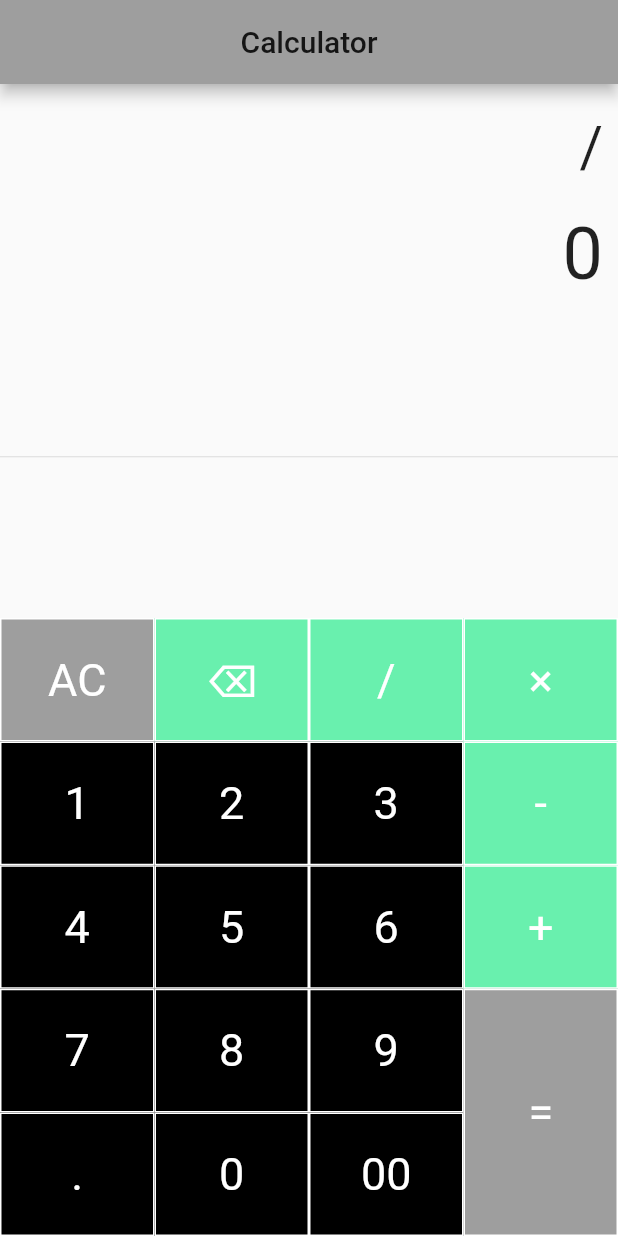
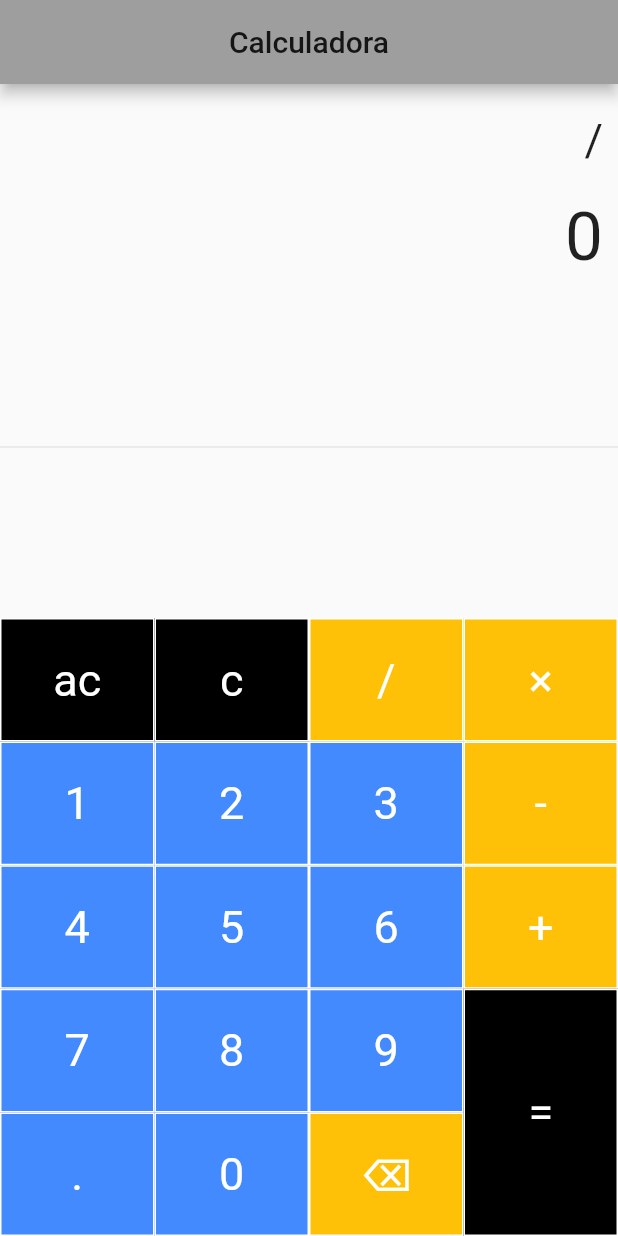
Before and after one commit to oderman/calculadoraFlutter, a Flutter app: the screen it shows after launch, after a tap on an icon or button, on a phone screen of 412 x 824 dp. Run offline on Flutter 3.47's test engine with Material 2 defaults, Android fonts, the phone set to English and light mode, and no system bars; our stand-ins replace math_expressions.

Commit message:
Segundo commit

```diff
--- a/lib/main.dart
+++ b/lib/main.dart
@@ -1,4 +1,5 @@
 import 'package:flutter/material.dart';
+import 'package:math_expressions/math_expressions.dart';
 
 void main() {
   runApp(Calc());
@@ -9,7 +10,7 @@ class Calc extends StatelessWidget {
   Widget build(BuildContext context) {
     return MaterialApp(
       debugShowCheckedModeBanner: false,
-      title: 'Calculator',
+      title: 'Calculadora',
       theme: ThemeData(primarySwatch: Colors.grey),
       home: CalculatorFull(),
     );
@@ -22,55 +23,61 @@ class CalculatorFull extends StatefulWidget {
 }
 
 class _CalculatorFullState extends State<CalculatorFull> {
-  String equation = '0';
-  String result = '0';
-  String expression = '';
-  double equationFontSize = 38;
-  double resultFontSize = 48;
+  String operacion = '0';
+  String resultado = '0';
+  String eje = '';
+  double operacionFontSize = 30;
+  double resultadoFontSize = 45;
 
   buttonPressed(String buttonText) {
     setState(() {
-      if (buttonText == 'AC') {
-        equation = '0';
-        result = '0';
-        expression = '';
-        equationFontSize = 38;
-        resultFontSize = 48;
+      if (buttonText == 'ac') {
+        operacion = '0';
+        resultado = '0';
+        eje = '';
+        operacionFontSize = 30;
+        resultadoFontSize = 45;
       } else if (buttonText == '⌫') {
-        equationFontSize = 38;
-        resultFontSize = 48;
-        equation = equation.substring(0, equation.length - 1);
-        if (equation == '') {
-          equation = '0';
+        operacionFontSize = 30;
+        resultadoFontSize = 45;
+        operacion = operacion.substring(0, operacion.length - 1);
+        if (operacion == '') {
+          operacion = '0';
         }
       } else if (buttonText == '=') {
-        equationFontSize = 38;
-        resultFontSize = 48;
+        operacionFontSize = 30;
+        resultadoFontSize = 45;
 
-        expression = equation;
-        expression = expression.replaceAll('×', '*');
+        eje = operacion;
+        eje = eje.replaceAll('×', '*');
 
         try {
           Parser p = Parser();
-          Expression exp = p.parse(expression);
+          Expression exp = p.parse(eje);
 
           ContextModel cm = ContextModel();
-          result = '${exp.evaluate(EvaluationType.REAL, cm)}';
+          resultado = '${exp.evaluate(EvaluationType.REAL, cm)}';
         } catch (e) {
-          result = 'Error';
+          resultado = 'Intente otra operación';
         }
 
         // ignore: unrelated_type_equality_checks
-        if (result == '${double.infinity}') {
-          result = 'Error';
+        if (resultado == '${double.infinity}') {
+          resultado = 'Intente otra operación';
         }
+      } else if (buttonText == 'c') {
+        operacion = '0';
+        resultado = '0';
+        eje = '';
+        operacionFontSize = 30;
+        resultadoFontSize = 45;
       } else {
-        equationFontSize = 38;
-        resultFontSize = 48;
-        if (equation == '0') {
-          equation = buttonText;
+        operacionFontSize = 30;
+        resultadoFontSize = 45;
+        if (operacion == '0') {
+          operacion = buttonText;
         } else {
-          equation = equation + buttonText;
+          operacion = operacion + buttonText;
         }
       }
     });
@@ -103,7 +110,7 @@ class _CalculatorFullState extends State<CalculatorFull> {
     return Scaffold(
       appBar: AppBar(
         centerTitle: true,
-        title: Text('Calculator'),
+        title: Text('Calculadora'),
       ),
       body: Column(
         children: [
@@ -111,16 +118,16 @@ class _CalculatorFullState extends State<CalculatorFull> {
             alignment: Alignment.centerRight,
             padding: EdgeInsets.fromLTRB(10, 20, 10, 0),
             child: Text(
-              equation,
-              style: TextStyle(fontSize: equationFontSize),
+              operacion,
+              style: TextStyle(fontSize: operacionFontSize),
             ),
           ),
           Container(
             alignment: Alignment.centerRight,
             padding: EdgeInsets.fromLTRB(10, 20, 10, 0),
             child: Text(
-              result,
-              style: TextStyle(fontSize: resultFontSize),
+              resultado,
+              style: TextStyle(fontSize: resultadoFontSize),
             ),
           ),
           Expanded(
@@ -135,37 +142,37 @@ class _CalculatorFullState extends State<CalculatorFull> {
                   children: [
                     TableRow(
                       children: [
-                        buildButton('AC', 1, Colors.grey),
-                        buildButton('⌫', 1, Colors.greenAccent),
-                        buildButton('/', 1, Colors.greenAccent),
+                        buildButton('ac', 1, Colors.black),
+                        buildButton('c', 1, Colors.black),
+                        buildButton('/', 1, Colors.amber),
                       ],
                     ),
                     TableRow(
                       children: [
-                        buildButton('1', 1, Colors.black),
-                        buildButton('2', 1, Colors.black),
-                        buildButton('3', 1, Colors.black),
+                        buildButton('1', 1, Colors.blueAccent),
+                        buildButton('2', 1, Colors.blueAccent),
+                        buildButton('3', 1, Colors.blueAccent),
                       ],
                     ),
                     TableRow(
                       children: [
-                        buildButton('4', 1, Colors.black),
-                        buildButton('5', 1, Colors.black),
-                        buildButton('6', 1, Colors.black),
+                        buildButton('4', 1, Colors.blueAccent),
+                        buildButton('5', 1, Colors.blueAccent),
+                        buildButton('6', 1, Colors.blueAccent),
                       ],
                     ),
                     TableRow(
                       children: [
-                        buildButton('7', 1, Colors.black),
-                        buildButton('8', 1, Colors.black),
-                        buildButton('9', 1, Colors.black),
+                        buildButton('7', 1, Colors.blueAccent),
+                        buildButton('8', 1, Colors.blueAccent),
+                        buildButton('9', 1, Colors.blueAccent),
                       ],
                     ),
                     TableRow(
                       children: [
-                        buildButton('.', 1, Colors.black),
-                        buildButton('0', 1, Colors.black),
-                        buildButton('00', 1, Colors.black),
+                        buildButton('.', 1, Colors.blueAccent),
+                        buildButton('0', 1, Colors.blueAccent),
+                        buildButton('⌫', 1, Colors.amber),
                       ],
                     ),
                   ],
@@ -177,22 +184,22 @@ class _CalculatorFullState extends State<CalculatorFull> {
                   children: [
                     TableRow(
                       children: [
-                        buildButton('×', 1, Colors.greenAccent),
+                        buildButton('×', 1, Colors.amber),
                       ],
                     ),
                     TableRow(
                       children: [
-                        buildButton('-', 1, Colors.greenAccent),
+                        buildButton('-', 1, Colors.amber),
                       ],
                     ),
                     TableRow(
                       children: [
-                        buildButton('+', 1, Colors.greenAccent),
+                        buildButton('+', 1, Colors.amber),
                       ],
                     ),
                     TableRow(
                       children: [
-                        buildButton('=', 2, Colors.grey),
+                        buildButton('=', 2, Colors.black),
                       ],
                     ),
                   ],
--- a/pubspec.yaml
+++ b/pubspec.yaml
@@ -28,6 +28,7 @@ dependencies:
   # The following adds the Cupertino Icons font to your application.
   # Use with the CupertinoIcons class for iOS style icons.
   cupertino_icons: ^0.1.3
+  math_expressions: ^2.0.1
 
 dev_dependencies:
   flutter_test:
```
Also changed, not shown: pubspec.lock.
